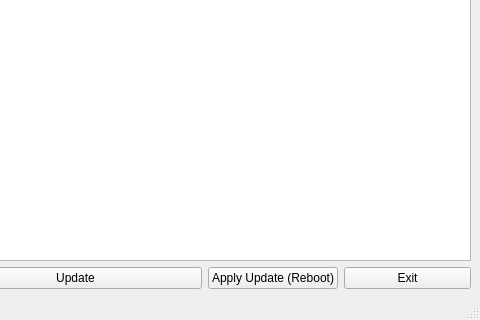
First picture: the form in src/main.ui, repository rfrench3/ublue-updater, before the edit; both pictures show x 320 to 800 and y 280 to 600 of the 800 by 600 pixel window.
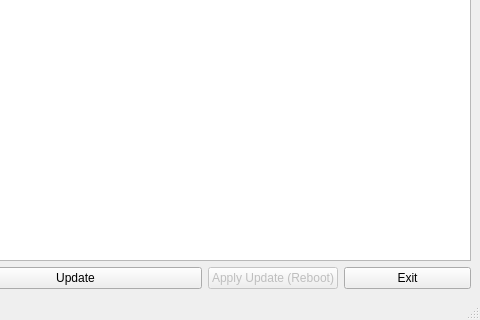
Second picture: the form after the edit.

Commit message:
most logic implemented:
- exit button works
- change logs button outputs the change logs
- update button still set to flatpak update for testing

What changed in the file:
```diff
--- a/src/main.ui
+++ b/src/main.ui
@@ -48,6 +48,9 @@
       </item>
       <item>
        <widget class="QPushButton" name="reboot">
+        <property name="enabled">
+         <bool>false</bool>
+        </property>
         <property name="sizePolicy">
          <sizepolicy hsizetype="Minimum" vsizetype="Fixed">
           <horstretch>1</horstretch>
```
Left out of the diff: 9 changed lines with no effect on the pictures. The commit also changes 1 other file.
